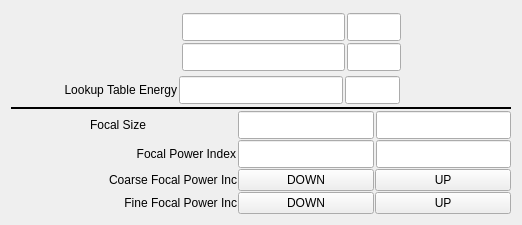
This is 100idPyCRLApp/op/ui/pydev_transfocator_inset_2x.ui in BCDA-APS/pydeviceCRL as Qt 5 draws it before an edit. The edited form follows.
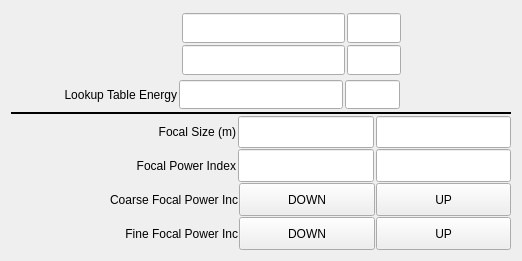
This is the edited form. Custom widgets are drawn as their Qt base class.

The edit to the form file:
```diff
--- a/100idPyCRLApp/op/ui/pydev_transfocator_inset_2x.ui
+++ b/100idPyCRLApp/op/ui/pydev_transfocator_inset_2x.ui
@@ -7,7 +7,7 @@
     <x>0</x>
     <y>0</y>
     <width>522</width>
-    <height>211</height>
+    <height>261</height>
    </rect>
   </property>
   <property name="windowTitle">
@@ -473,7 +473,7 @@
       </widget>
      </item>
      <item>
-      <layout class="QHBoxLayout" name="horizontalLayout_4" stretch="3,2,3,3">
+      <layout class="QHBoxLayout" name="horizontalLayout_4" stretch="5,3,3">
        <property name="spacing">
         <number>2</number>
        </property>
@@ -483,7 +483,7 @@
        <item>
         <widget class="caLabel" name="calabel_21">
          <property name="text">
-          <string>Focal Size</string>
+          <string>Focal Size (m)</string>
          </property>
          <property name="alignment">
           <set>Qt::AlignRight|Qt::AlignTrailing|Qt::AlignVCenter</set>
@@ -493,22 +493,6 @@
          </property>
         </widget>
        </item>
-       <item>
-        <spacer name="horizontalSpacer_3">
-         <property name="orientation">
-          <enum>Qt::Horizontal</enum>
-         </property>
-         <property name="sizeType">
-          <enum>QSizePolicy::Preferred</enum>
-         </property>
-         <property name="sizeHint" stdset="0">
-          <size>
-           <width>40</width>
-           <height>20</height>
-          </size>
-         </property>
-        </spacer>
-       </item>
        <item>
         <widget class="caTextEntry" name="catextentry_15">
          <property name="sizePolicy">
@@ -713,7 +697,7 @@
      <item>
       <layout class="QHBoxLayout" name="horizontalLayout_10" stretch="5,3,3">
        <property name="leftMargin">
-        <number>0</number>
+        <number>2</number>
        </property>
        <property name="rightMargin">
         <number>0</number>
@@ -791,7 +775,7 @@
      <item>
       <layout class="QHBoxLayout" name="horizontalLayout_11" stretch="5,3,3">
        <property name="leftMargin">
-        <number>0</number>
+        <number>2</number>
        </property>
        <property name="rightMargin">
         <number>0</number>
```
